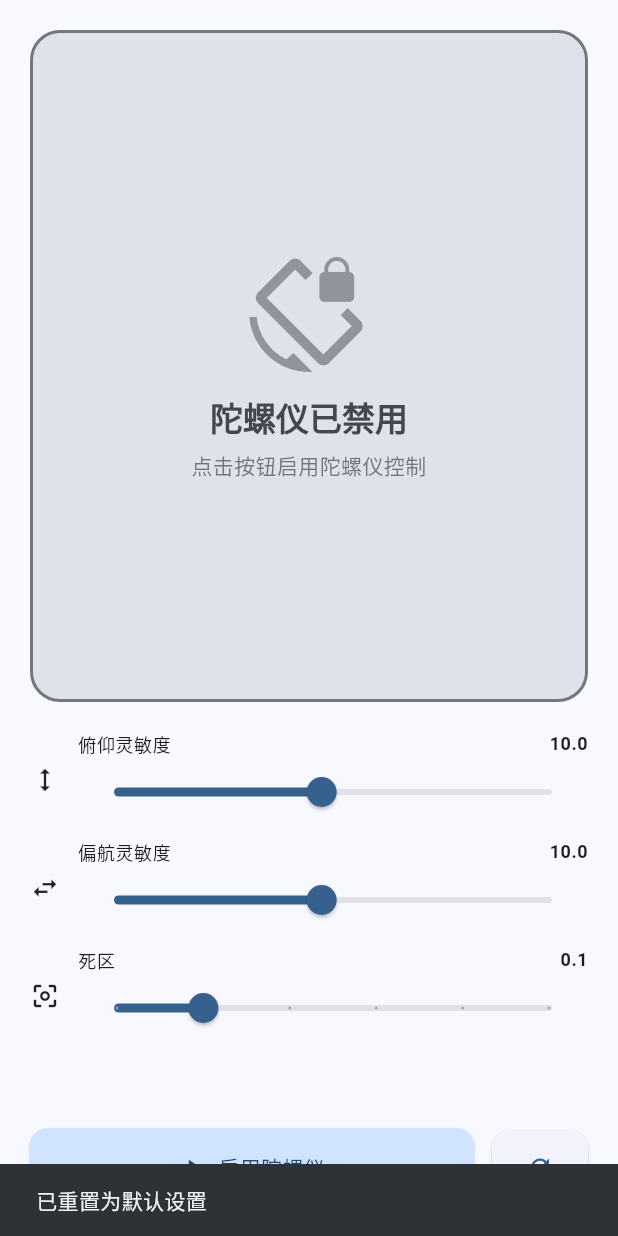
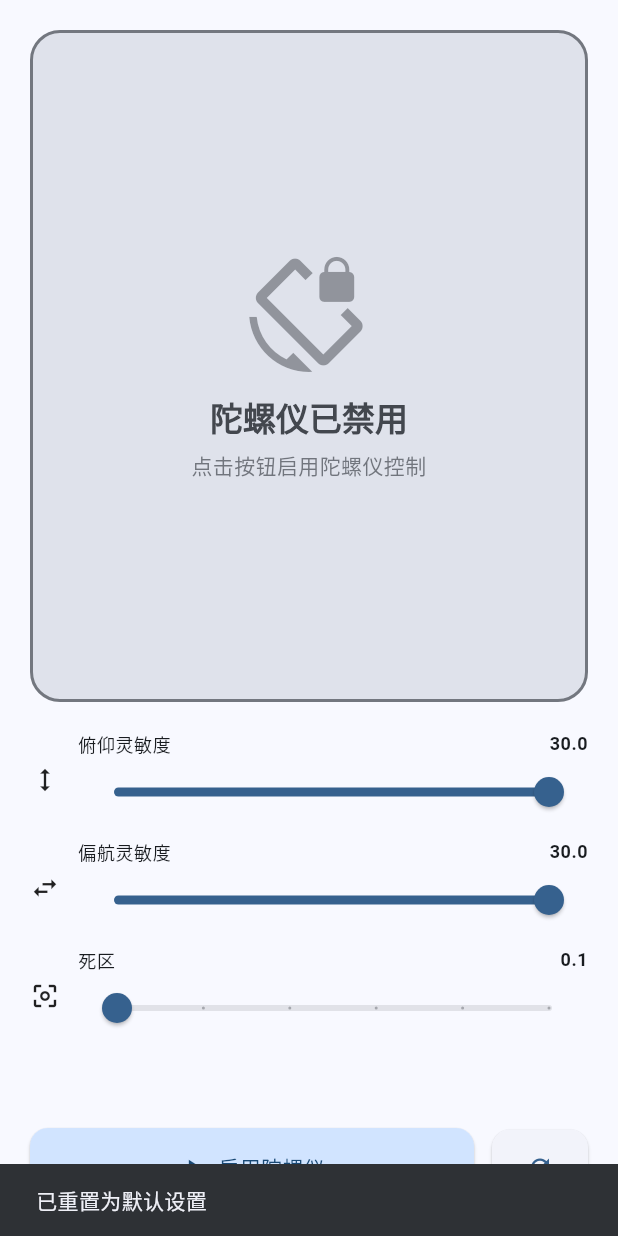
Before and after one commit to xuranechen/universal_remote_control, a Flutter app: the GyroController widget shown alone on an empty page, opened directly with empty values, after a tap on the "refresh" icon, on a phone screen of 412 x 824 dp. Run offline on Flutter 3.47's test engine with Material 3 defaults, Android fonts, the phone set to English and light mode, and no system bars; our stand-ins replace device_info_plus, logger, qr_flutter, sensors_plus; missing offline and left inert: dart:ffi, mobile_scanner, network_info_plus, win32; generated files the repository leaves out were written again; network calls fail.

Commit message:
feat(gyro): improve gyroscope sensitivity and responsiveness
- Increase default sensitivity from 10.0 to 30.0 for pitch and yaw
- Reduce dead zone from 0.1 to 0.05 to minimize jitter
- Invert gyroscope axis directions for intuitive control
- Add sampling period (16ms) to gyroscope event stream for smoother updates
- Remove debug log page and app bar from home page

```diff
--- a/lib/services/input_capture_service.dart
+++ b/lib/services/input_capture_service.dart
@@ -19,9 +19,9 @@ class InputCaptureService {
   bool _isCapturing = false;
 
   // 陀螺仪灵敏度配置
-  double gyroPitchSensitivity = 10.0;
-  double gyroYawSensitivity = 10.0;
-  double gyroDeadZone = 0.1; // 死区，避免抖动
+  double gyroPitchSensitivity = 30.0;
+  double gyroYawSensitivity = 30.0;
+  double gyroDeadZone = 0.05; // 死区，避免抖动
 
   /// 开始捕获输入
   void startCapture({bool enableGyro = true}) {
@@ -62,7 +62,7 @@ class InputCaptureService {
   /// 开始陀螺仪捕获
   void _startGyroCapture() {
     try {
-      _gyroSubscription = gyroscopeEvents.listen(
+      _gyroSubscription = gyroscopeEventStream(samplingPeriod: const Duration(milliseconds: 16)).listen(
         (GyroscopeEvent event) {
           _handleGyroEvent(event);
         },
@@ -78,13 +78,12 @@ class InputCaptureService {
 
   /// 处理陀螺仪事件
   void _handleGyroEvent(GyroscopeEvent event) {
-    // event.x: 绕X轴旋转（pitch，俯仰）
-    // event.y: 绕Y轴旋转（yaw，偏航）
+    // event.x: 绕X轴旋转（pitch，俯仰）- 控制上下
+    // event.y: 绕Y轴旋转（yaw，偏航）- 控制左右
     // event.z: 绕Z轴旋转（roll，翻滚）
 
-    double pitch = event.x;
-    double yaw = event.y;
-    // double roll = event.z; // 未使用，已移除
+    double pitch = -event.x; // 反转方向
+    double yaw = -event.y;   // 反转方向
 
     // 应用死区
     if (pitch.abs() < gyroDeadZone) pitch = 0;
--- a/lib/ui/widgets/gyro_controller.dart
+++ b/lib/ui/widgets/gyro_controller.dart
@@ -22,9 +22,9 @@ class _GyroControllerState extends State<GyroController>
   late AnimationController _animationController;
   late Animation<double> _scaleAnimation;
 
-  double _pitchSensitivity = 10.0;
-  double _yawSensitivity = 10.0;
-  double _deadZone = 0.1;
+  double _pitchSensitivity = 30.0;
+  double _yawSensitivity = 30.0;
+  double _deadZone = 0.05;
 
   @override
   void initState() {
@@ -286,9 +286,9 @@ class _GyroControllerState extends State<GyroController>
 
   void _resetToDefaults() {
     setState(() {
-      _pitchSensitivity = 10.0;
-      _yawSensitivity = 10.0;
-      _deadZone = 0.1;
+      _pitchSensitivity = 30.0;
+      _yawSensitivity = 30.0;
+      _deadZone = 0.05;
     });
     _updateSensitivity();
 
```
Also changed, not shown: lib/ui/pages/debug_log_page.dart (deleted, +0 -136 lines), lib/ui/pages/home_page.dart (+0 -16 lines).
